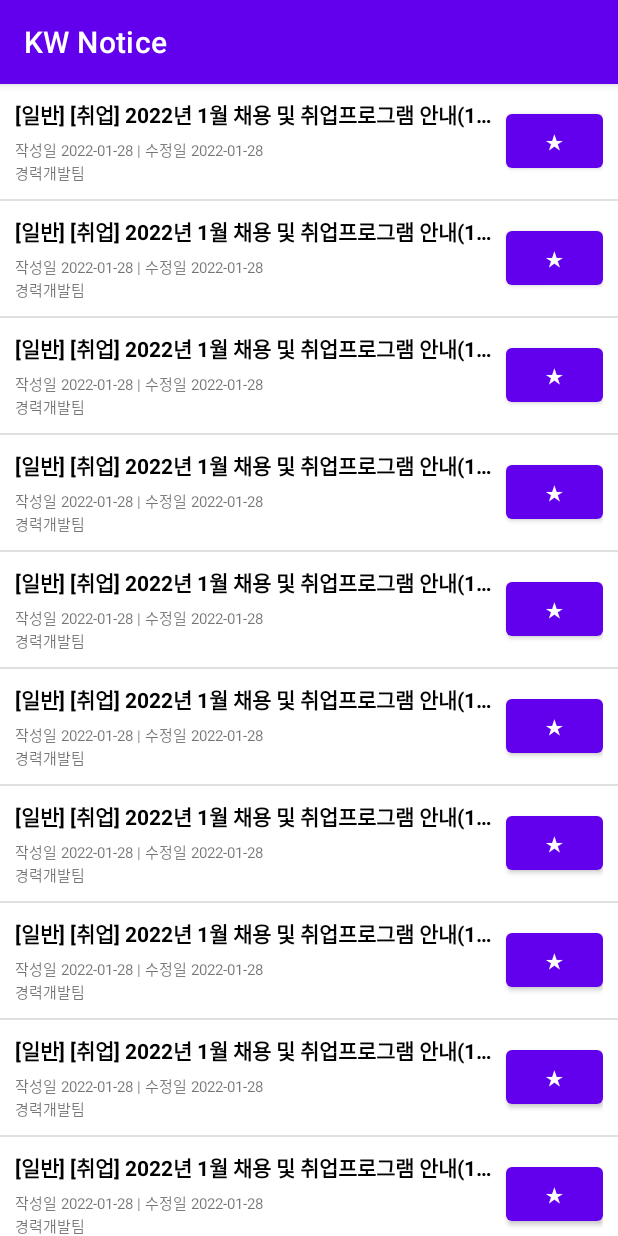
After one commit to kw-service/kw-notice-v1, an Android app: the fragment KwHomeNoticeFragment shown on its own in the app's theme, on a phone screen of 412 x 824 dp. The commit adds this screen. Run offline under Robolectric (Android 15) with nearby library versions, the phone set to English and light mode, and no system bars.

Commit message:
implement notice list UI

```diff
--- a/kw-notice-android/app/src/main/AndroidManifest.xml
+++ b/kw-notice-android/app/src/main/AndroidManifest.xml
@@ -9,7 +9,7 @@
         android:roundIcon="@mipmap/ic_launcher_round"
         android:supportsRtl="true"
         android:theme="@style/Theme.KWNotice">
-        <activity android:name=".MainActivity">
+        <activity android:name=".view.notice.NoticeActivity">
             <intent-filter>
                 <action android:name="android.intent.action.MAIN" />
 
--- /dev/null
+++ b/kw-notice-android/app/src/main/java/dev/yjyoon/kwnotice/data/remote/model/KwHomeNotice.kt
@@ -0,0 +1,13 @@
+package dev.yjyoon.kwnotice.data.remote.model
+
+data class KwHomeNotice(
+        val id: Long,
+        val title: String,
+        val tag: String,
+        val postedDate: String,
+        val modifiedDate: String,
+        val department: String,
+        val url: String,
+        val type: String,
+        val crawledTime: String
+)
--- /dev/null
+++ b/kw-notice-android/app/src/main/java/dev/yjyoon/kwnotice/view/notice/kwhome/KwHomeNoticeFragment.kt
@@ -0,0 +1,61 @@
+package dev.yjyoon.kwnotice.view.notice.kwhome
+
+import android.os.Bundle
+import androidx.fragment.app.Fragment
+import android.view.LayoutInflater
+import android.view.View
+import android.view.ViewGroup
+import androidx.recyclerview.widget.DividerItemDecoration
+import androidx.recyclerview.widget.LinearLayoutManager
+import dev.yjyoon.kwnotice.data.remote.model.KwHomeNotice
+import dev.yjyoon.kwnotice.databinding.FragmentKwHomeNoticeBinding
+
+class KwHomeNoticeFragment : Fragment() {
+
+    private val binding by lazy { FragmentKwHomeNoticeBinding.inflate(layoutInflater) }
+
+    private lateinit var noticeList: List<KwHomeNotice>
+
+    override fun onCreate(savedInstanceState: Bundle?) {
+        super.onCreate(savedInstanceState)
+        noticeList = fetchData()
+    }
+
+    override fun onCreateView(
+        inflater: LayoutInflater, container: ViewGroup?,
+        savedInstanceState: Bundle?
+    ): View {
+
+        val kwHomeNoticeList = binding.kwHomeNoticeList
+
+        kwHomeNoticeList.adapter = KwHomeNoticeListAdapter(noticeList)
+        kwHomeNoticeList.layoutManager = LinearLayoutManager(activity)
+        kwHomeNoticeList.addItemDecoration(DividerItemDecoration(context, 1))
+        return binding.root
+    }
+
+    override fun onViewCreated(view: View, savedInstanceState: Bundle?) {
+        super.onViewCreated(view, savedInstanceState)
+
+    }
+
+    private fun fetchData(): MutableList<KwHomeNotice> {
+        val data = mutableListOf<KwHomeNotice>()
+
+        for (i in 0..100) {
+            val id = i.toLong()
+            val title = "[일반] [취업] 2022년 1월 채용 및 취업프로그램 안내(1.27 업데이트)"
+            val tag = "일반"
+            val postedDate = "2022-01-28"
+            val modifiedDate = "2022-01-28"
+            val department = "경력개발팀"
+            val url = "https://www.google.com"
+            val type = "KW_HOME"
+            val crawledTime = "2022-01-28 00:00:00"
+
+            data.add(KwHomeNotice(id,title,tag,postedDate,modifiedDate,department,url,type,crawledTime))
+        }
+
+        return data
+    }
+}
--- /dev/null
+++ b/kw-notice-android/app/src/main/java/dev/yjyoon/kwnotice/view/notice/kwhome/KwHomeNoticeListAdapter.kt
@@ -0,0 +1,33 @@
+package dev.yjyoon.kwnotice.view.notice.kwhome
+
+import android.view.LayoutInflater
+import android.view.ViewGroup
+import androidx.recyclerview.widget.RecyclerView
+import dev.yjyoon.kwnotice.data.remote.model.KwHomeNotice
+import dev.yjyoon.kwnotice.databinding.ItemKwHomeNoticeBinding
+
+class KwHomeNoticeListAdapter(private val noticeList: List<KwHomeNotice>): RecyclerView.Adapter<KwHomeNoticeListAdapter.ViewHolder>() {
+
+    override fun onCreateViewHolder(parent: ViewGroup, viewType: Int): ViewHolder {
+        val binding = ItemKwHomeNoticeBinding.inflate(LayoutInflater.from(parent.context), parent, false)
+
+        return ViewHolder(binding)
+    }
+
+    override fun onBindViewHolder(holder: ViewHolder, position: Int) {
+        holder.setNotice(noticeList[position])
+    }
+
+    override fun getItemCount(): Int {
+        return noticeList.size
+    }
+
+    inner class ViewHolder(private val binding: ItemKwHomeNoticeBinding) : RecyclerView.ViewHolder(binding.root) {
+        fun setNotice(notice: KwHomeNotice) {
+            binding.kwHomeNoticeTitle.text = notice.title
+            binding.kwHomeNoticeDate.text = "작성일 ${notice.postedDate} | 수정일 ${notice.modifiedDate}"
+            binding.kwHomeNoticeDepartment.text = notice.department
+        }
+    }
+
+}
--- a/kw-notice-android/app/src/main/res/layout/activity_main.xml
+++ b/kw-notice-android/app/src/main/res/layout/fragment_kw_home_notice.xml
@@ -4,15 +4,17 @@
     xmlns:tools="http://schemas.android.com/tools"
     android:layout_width="match_parent"
     android:layout_height="match_parent"
-    tools:context=".MainActivity">
+    tools:context=".view.notice.kwhome.KwHomeNoticeFragment">
 
-    <TextView
-        android:layout_width="wrap_content"
-        android:layout_height="wrap_content"
-        android:text="Hello World!"
+    <!-- TODO: Update blank fragment layout -->
+
+    <androidx.recyclerview.widget.RecyclerView
+        android:id="@+id/kwHomeNoticeList"
+        android:layout_width="match_parent"
+        android:layout_height="match_parent"
         app:layout_constraintBottom_toBottomOf="parent"
-        app:layout_constraintLeft_toLeftOf="parent"
-        app:layout_constraintRight_toRightOf="parent"
+        app:layout_constraintEnd_toEndOf="parent"
+        app:layout_constraintStart_toStartOf="parent"
         app:layout_constraintTop_toTopOf="parent" />
 
 </androidx.constraintlayout.widget.ConstraintLayout>
--- /dev/null
+++ b/kw-notice-android/app/src/main/res/layout/item_kw_home_notice.xml
@@ -0,0 +1,59 @@
+<?xml version="1.0" encoding="utf-8"?>
+<LinearLayout xmlns:android="http://schemas.android.com/apk/res/android"
+    xmlns:tools="http://schemas.android.com/tools"
+    android:layout_width="match_parent"
+    android:layout_height="wrap_content"
+    android:layout_margin="10dp"
+    android:gravity="center_vertical"
+    android:orientation="horizontal">
+
+    <LinearLayout
+        android:layout_width="0dp"
+        android:layout_height="wrap_content"
+        android:layout_weight="5"
+        android:gravity="center_vertical"
+        android:orientation="vertical">
+
+        <TextView
+            android:id="@+id/kwHomeNoticeTitle"
+            android:layout_width="match_parent"
+            android:layout_height="wrap_content"
+            android:ellipsize="end"
+            android:maxLines="1"
+            android:text="[일반] [취업] 2022년 1월 채용 및 취업프로그램 안내(1.27 업데이트)"
+            android:textColor="@color/black"
+            android:textSize="14sp"
+            android:textStyle="bold" />
+
+        <Space
+            android:layout_width="match_parent"
+            android:layout_height="5dp" />
+
+        <TextView
+            android:id="@+id/kwHomeNoticeDate"
+            android:layout_width="match_parent"
+            android:layout_height="wrap_content"
+            android:text="작성일 2020-05-27 | 수정일 2022-01-27"
+            android:textSize="10sp" />
+
+        <TextView
+            android:id="@+id/kwHomeNoticeDepartment"
+            android:layout_width="match_parent"
+            android:layout_height="wrap_content"
+            android:text="경력개발팀"
+            android:textSize="10sp" />
+
+    </LinearLayout>
+
+    <Space
+        android:layout_width="7dp"
+        android:layout_height="7dp" />
+
+    <Button
+        android:id="@+id/button"
+        android:layout_width="0dp"
+        android:layout_height="wrap_content"
+        android:layout_weight="1"
+        android:text="★" />
+
+</LinearLayout>
--- a/kw-notice-android/app/src/main/res/values/strings.xml
+++ b/kw-notice-android/app/src/main/res/values/strings.xml
@@ -1,3 +1,7 @@
 <resources>
     <string name="app_name">KW Notice</string>
+    <!-- TODO: Remove or change this placeholder text -->
+    <string name="hello_blank_fragment">Hello blank fragment</string>
+    <string name="kw_home_notice">광운대학교</string>
+    <string name="sw_central_notice">SW중심대학사업단</string>
 </resources>
```
Also changed, not shown: kw-notice-android/app/build.gradle (+7 -2 lines), kw-notice-android/app/src/main/java/dev/yjyoon/kwnotice/MainActivity.kt (deleted, +0 -11 lines), kw-notice-android/app/src/main/java/dev/yjyoon/kwnotice/view/notice/NoticeActivity.kt (added, +25 -0 lines), kw-notice-android/app/src/main/java/dev/yjyoon/kwnotice/view/notice/NoticeFragmentAdapter.kt (added, +17 -0 lines), kw-notice-android/app/src/main/java/dev/yjyoon/kwnotice/view/notice/swcentral/SwCentralNoticeFragment.kt (added, +60 -0 lines), kw-notice-android/app/src/main/res/layout/activity_notice.xml (added, +30 -0 lines), kw-notice-android/app/src/main/res/layout/fragment_sw_central_notice.xml (added, +14 -0 lines).
